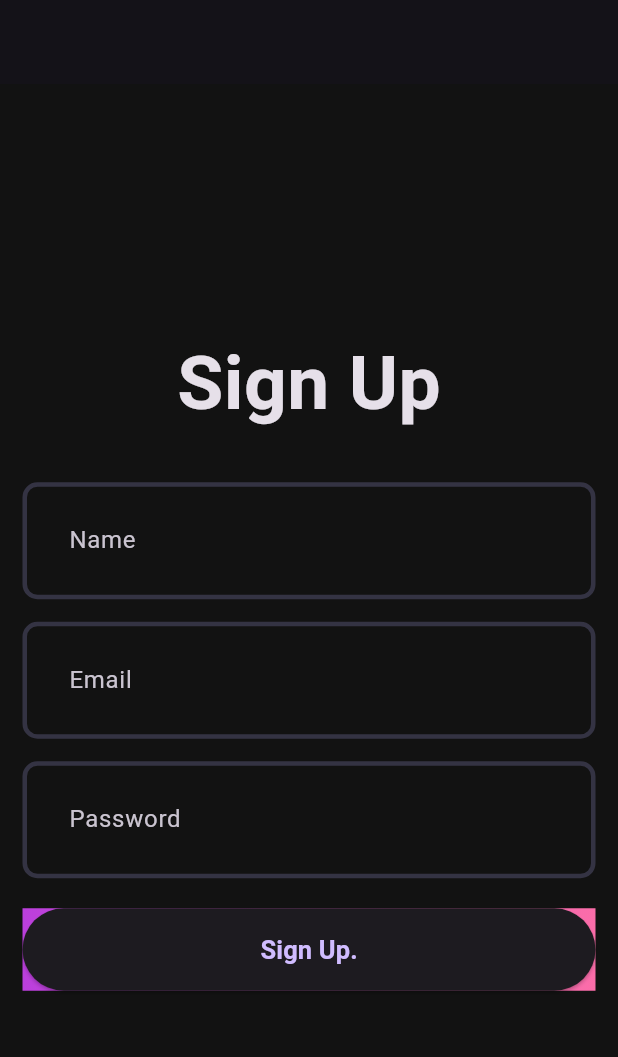
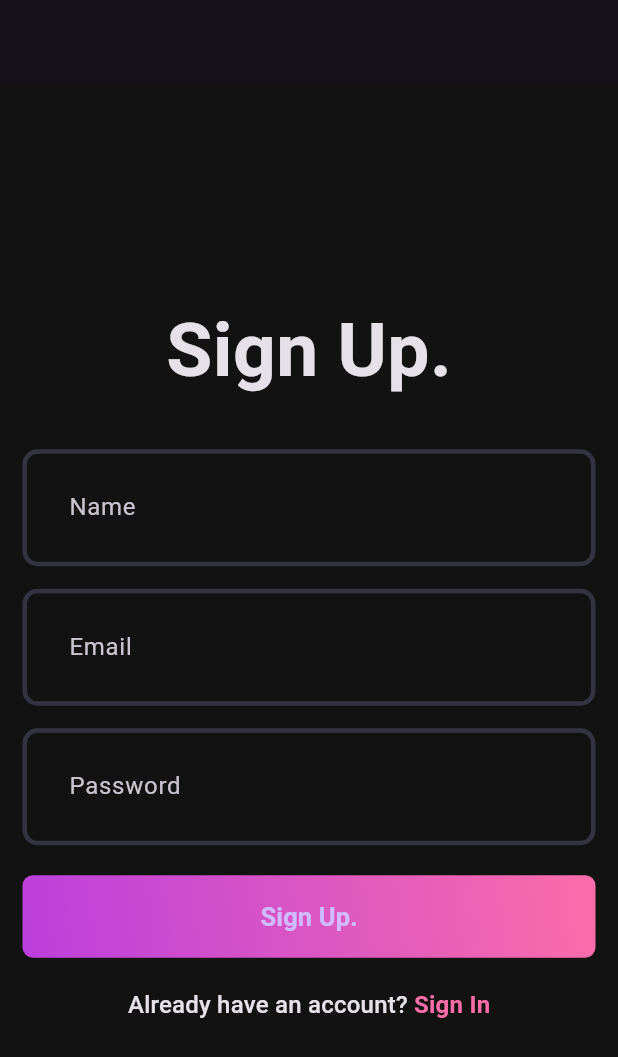
Before and after one commit to deanfoster720/musicapp, a Flutter app: the screen it shows after launch, on a phone screen of 412 x 824 dp. Shown: the top 1057 px of the screen. Run offline on Flutter 3.47's test engine with Material 3 defaults, Android fonts, the phone set to English and light mode, and no system bars.

Commit message:
commit message: Signup page UI, theme and form completed. Comments added.

```diff
--- a/client/lib/core/theme/theme.dart
+++ b/client/lib/core/theme/theme.dart
@@ -2,20 +2,23 @@ import 'package:client/core/theme/app_pallete.dart';
 import 'package:flutter/material.dart';
 
 class AppTheme {
+  // Reusable outline border factory so borders stay consistent across states.
   static OutlineInputBorder _border(Color color) => OutlineInputBorder(
     borderSide: BorderSide(color: color, width: 3),
     borderRadius: BorderRadius.circular(10),
   );
 
+  // Dark theme baseline with app-specific colors + input styling.
   static final darkThemeMode = ThemeData.dark().copyWith(
     scaffoldBackgroundColor: Pallete.backgroundColor,
+
+    // Default decoration for all TextField/TextFormField widgets.
     inputDecorationTheme: InputDecorationTheme(
-      contentPadding: const EdgeInsets.all(27),
-
-      // Unfocused border
+      contentPadding: const EdgeInsets.all(27), // roomy touch target
+      // Border when the field is enabled but not focused.
       enabledBorder: _border(Pallete.borderColor),
 
-      // Focused border
+      // Border when the field is focused (uses accent/gradient color).
       focusedBorder: _border(Pallete.gradient2),
     ),
   );
--- a/client/lib/features/auth/view/pages/signup_page.dart
+++ b/client/lib/features/auth/view/pages/signup_page.dart
@@ -1,3 +1,4 @@
+import 'package:client/core/theme/app_pallete.dart';
 import 'package:client/features/auth/view/widgets/auth_gradient_button.dart';
 import 'package:client/features/auth/view/widgets/custom_field.dart';
 import 'package:flutter/material.dart';
@@ -10,27 +11,67 @@ class SignupPage extends StatefulWidget {
 }
 
 class _SignupPageState extends State<SignupPage> {
+  // Layout tuning in one place
+  static const double _pad = 15.0;
+  static const double _gapTitle = 30.0;
+  static const double _gapField = 15.0;
+  static const double _gapBeforeCta = 20.0;
+  static const double _gapAfterCta = 20.0;
+
   @override
   Widget build(BuildContext context) {
     return Scaffold(
       appBar: AppBar(),
+
       body: Padding(
-        padding: const EdgeInsets.all(15.0),
+        padding: const EdgeInsets.all(_pad),
+
+        // Vertically centered stack: title → fields → button → footer
         child: Column(
           mainAxisAlignment: MainAxisAlignment.center,
           children: [
+            // Title
             const Text(
-              'Sign Up',
+              'Sign Up.',
               style: TextStyle(fontSize: 50, fontWeight: FontWeight.bold),
             ),
-            const SizedBox(height: 30),
+
+            const SizedBox(height: _gapTitle),
+
+            // Fields
             CustomField(hintText: 'Name'),
-            const SizedBox(height: 15),
+
+            const SizedBox(height: _gapField),
+
             CustomField(hintText: 'Email'),
-            const SizedBox(height: 15),
+
+            const SizedBox(height: _gapField),
+
             CustomField(hintText: 'Password'),
-            const SizedBox(height: 20),
+
+            const SizedBox(height: _gapBeforeCta),
+
+            // Submit button (behavior lives inside this widget)
             AuthGradientButton(),
+
+            const SizedBox(height: _gapAfterCta),
+
+            // Sign-in prompt
+            RichText(
+              text: TextSpan(
+                text: 'Already have an account? ',
+                style: Theme.of(context).textTheme.titleMedium,
+                children: [
+                  TextSpan(
+                    text: 'Sign In',
+                    style: TextStyle(
+                      color: Pallete.gradient2,
+                      fontWeight: FontWeight.bold,
+                    ),
+                  ),
+                ],
+              ),
+            ),
           ],
         ),
       ),
--- a/client/lib/features/auth/view/widgets/auth_gradient_button.dart
+++ b/client/lib/features/auth/view/widgets/auth_gradient_button.dart
@@ -7,15 +7,26 @@ class AuthGradientButton extends StatelessWidget {
   @override
   Widget build(BuildContext context) {
     return Container(
+      // Gradient wrapper behind the button
       decoration: BoxDecoration(
         gradient: const LinearGradient(
           colors: [Pallete.gradient1, Pallete.gradient2],
+          begin: Alignment.bottomLeft,
+          end: Alignment.topRight,
         ),
+        borderRadius: BorderRadius.circular(7),
       ),
+
       child: ElevatedButton(
-        onPressed: () {},
-        style: ElevatedButton.styleFrom(fixedSize: const Size(395, 55)),
-        child: Text(
+        onPressed: () {}, // intentionally empty to preserve behavior
+        // Transparent styles so the gradient container shows through
+        style: ElevatedButton.styleFrom(
+          fixedSize: const Size(395, 55),
+          backgroundColor: Pallete.transparentColor,
+          shadowColor: Pallete.transparentColor,
+        ),
+
+        child: const Text(
           'Sign Up.',
           style: TextStyle(fontSize: 17, fontWeight: FontWeight.w600),
         ),
--- a/client/lib/features/auth/view/widgets/custom_field.dart
+++ b/client/lib/features/auth/view/widgets/custom_field.dart
@@ -1,11 +1,17 @@
 import 'package:flutter/material.dart';
 
 class CustomField extends StatelessWidget {
+  // Placeholder text shown when the field is empty (e.g., "Email", "Password").
   final String hintText;
+
   const CustomField({super.key, required this.hintText});
 
   @override
   Widget build(BuildContext context) {
-    return TextFormField(decoration: InputDecoration(hintText: hintText));
+    // Reusable text form field. Add validators/controllers upstream if needed.
+    return TextFormField(
+      // Sets the hint.
+      decoration: InputDecoration(hintText: hintText),
+    );
   }
 }
--- a/client/lib/main.dart
+++ b/client/lib/main.dart
@@ -3,6 +3,7 @@ import 'package:client/features/auth/view/pages/signup_page.dart';
 import 'package:flutter/material.dart';
 
 void main() {
+  // Entry point: bootstraps the widget tree with MyApp.
   runApp(const MyApp());
 }
 
@@ -11,10 +12,11 @@ class MyApp extends StatelessWidget {
 
   @override
   Widget build(BuildContext context) {
+    // App shell: sets global theme and initial route.
     return MaterialApp(
-      title: 'Flutter Demo',
-      theme: AppTheme.darkThemeMode,
-      home: const SignupPage(),
+      title: 'musicapp',
+      theme: AppTheme.darkThemeMode, // use our dark theme config
+      home: const SignupPage(), // first screen shown on launch
     );
   }
 }
```
